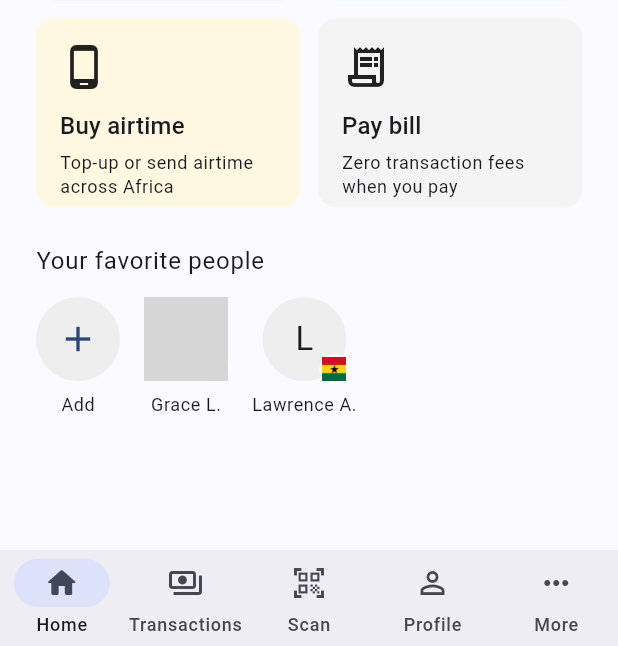
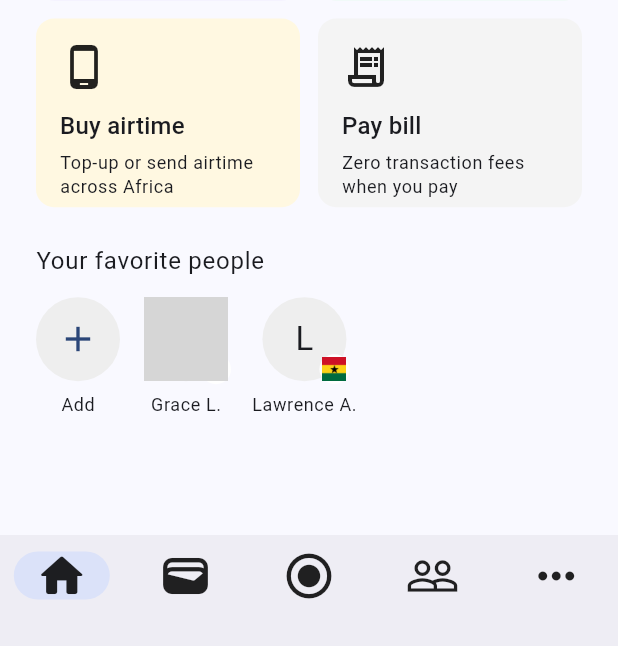
Before and after one commit to ChathuraJayakody/OroboPay, a Flutter app: the screen it shows after launch, on a phone screen of 412 x 824 dp, the part 590-1236 px from its top. Run offline on Flutter 3.47's test engine with Material 3 defaults, Android fonts, the phone set to English and light mode, and no system bars; network calls fail; grey boxes are pictures that could not be loaded.

Commit message:
set the navbar zero of labels

```diff
--- a/lib/Widgets/bottom_nav_bar.dart
+++ b/lib/Widgets/bottom_nav_bar.dart
@@ -1,6 +1,6 @@
 import 'package:flutter/material.dart';
-import 'package:orobopay/providers/navigation_provider.dart';
 import 'package:provider/provider.dart';
+import '../providers/navigation_provider.dart';
 
 class BottomNavBar extends StatelessWidget {
   const BottomNavBar({Key? key}) : super(key: key);
@@ -9,37 +9,44 @@ class BottomNavBar extends StatelessWidget {
   Widget build(BuildContext context) {
     final navProv = context.watch<NavigationProvider>();
 
-    return NavigationBar(
-      height: 64,
+    return NavigationBarTheme(
+      data: NavigationBarThemeData(
+        iconTheme: WidgetStateProperty.all(IconThemeData(size: 36)),
+      ),
+
+      child: NavigationBar(
+        elevation: 4,
+        height: 74,
         selectedIndex: navProv.currentIndex,
         onDestinationSelected: navProv.setIndex,
         destinations: const [
           NavigationDestination(
             icon: Icon(Icons.home_outlined),
             selectedIcon: Icon(Icons.home_rounded),
-          label: 'Home',
+            label: '',
           ),
           NavigationDestination(
-          icon: Icon(Icons.payments_outlined),
+            icon: Icon(Icons.wallet_outlined),
             selectedIcon: Icon(Icons.payments_rounded),
-          label: 'Transactions',
+            label: '',
           ),
           NavigationDestination(
-          icon: Icon(Icons.qr_code_scanner_outlined),
+            icon: Icon(Icons.radio_button_checked),
             selectedIcon: Icon(Icons.qr_code_scanner),
-          label: 'Scan',
+            label: '',
           ),
           NavigationDestination(
-          icon: Icon(Icons.person_outline),
+            icon: Icon(Icons.people_outline),
             selectedIcon: Icon(Icons.person),
-          label: 'Profile',
+            label: '',
           ),
           NavigationDestination(
             icon: Icon(Icons.more_horiz),
             selectedIcon: Icon(Icons.more),
-          label: 'More',
+            label: '',
           ),
         ],
+      ),
     );
   }
 }
```
Lines whose indentation alone changed are shown as unchanged.
